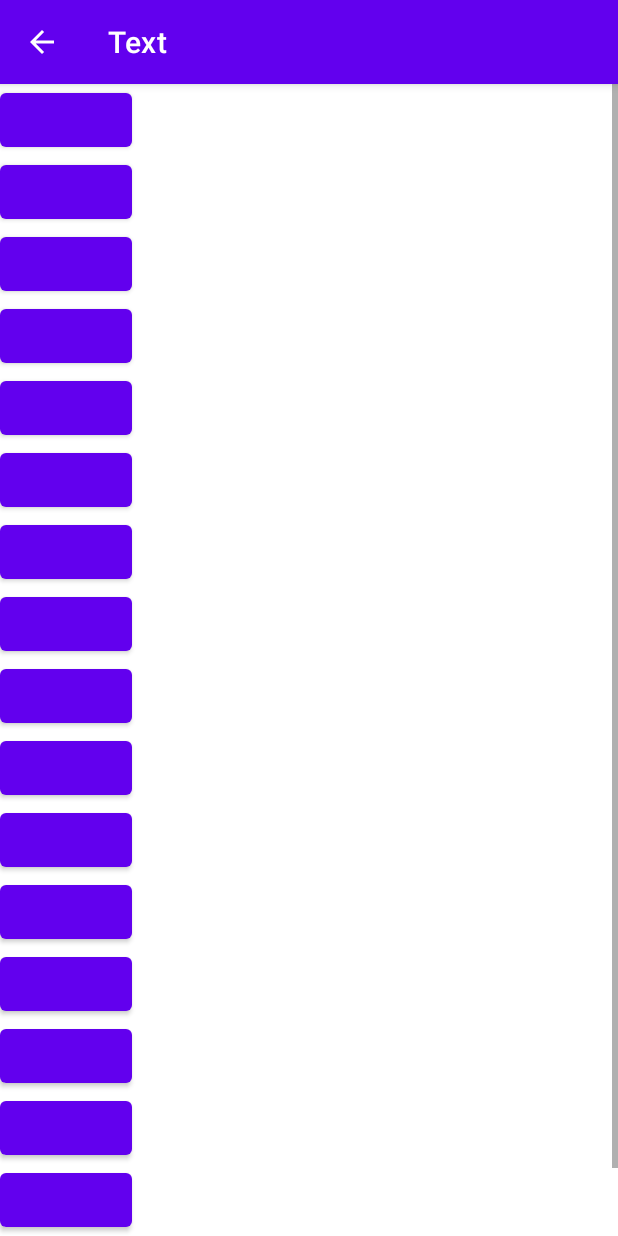
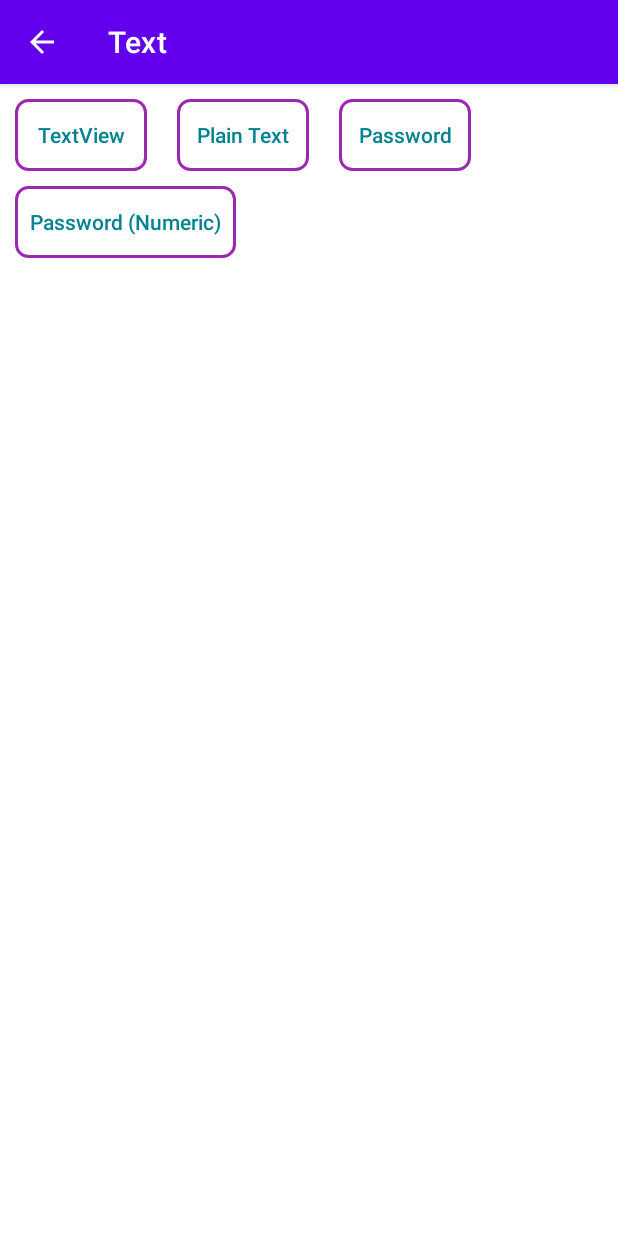
Before and after one commit to ShahedMohammadHridoy/android-common, an Android app: the screen it shows after launch (TextActivity before the commit, RootTextActivity after it), after a tap on "Text", on a phone screen of 412 x 824 dp. Run offline under Robolectric (Android 15) with nearby library versions, the phone set to English and light mode, and no system bars.

```diff
--- a/app/src/main/java/com/shahed/androidcompoments/MainActivity.java
+++ b/app/src/main/java/com/shahed/androidcompoments/MainActivity.java
@@ -2,29 +2,35 @@ package com.shahed.androidcompoments;
 
 import android.content.Intent;
 import android.os.Bundle;
-import android.view.View;
 import android.widget.Button;
 
 import androidx.appcompat.app.AppCompatActivity;
 
 public class MainActivity extends AppCompatActivity {
 
-    Button common_button, button_text;
+    Button common_button, button_text, button_button;
 
     @Override
     protected void onCreate(Bundle savedInstanceState) {
         super.onCreate(savedInstanceState);
         setContentView(R.layout.activity_main);
 
+//        Initialization
+        common_button = findViewById(R.id.button_common);
         button_text = (Button) findViewById(R.id.button_text);
-        button_text.setOnClickListener(view -> {
-            Intent intent = new Intent(MainActivity.this, TextActivity.class);
+        button_button = (Button) findViewById(R.id.button_button);
+
+
+        common_button.setOnClickListener(v -> {
+            Intent intent = new Intent(MainActivity.this, RootCommonActivity.class);
             startActivity(intent);
         });
-
-        common_button = findViewById(R.id.common_button);
-        common_button.setOnClickListener(v -> {
-            Intent intent = new Intent(MainActivity.this, CommonActivity.class);
+        button_text.setOnClickListener(view -> {
+            Intent intent = new Intent(MainActivity.this, RootTextActivity.class);
+            startActivity(intent);
+        });
+        button_button.setOnClickListener(view -> {
+            Intent intent = new Intent(MainActivity.this, RootButtonActivity.class);
             startActivity(intent);
         });
 
--- a/app/src/main/java/com/shahed/androidcompoments/TextActivity.java
+++ b/app/src/main/java/com/shahed/androidcompoments/RootTextActivity.java
@@ -4,11 +4,11 @@ import androidx.appcompat.app.AppCompatActivity;
 
 import android.os.Bundle;
 
-public class TextActivity extends AppCompatActivity {
+public class RootTextActivity extends AppCompatActivity {
 
     @Override
     protected void onCreate(Bundle savedInstanceState) {
         super.onCreate(savedInstanceState);
-        setContentView(R.layout.activity_text);
+        setContentView(R.layout.activity_root_text);
     }
 }
--- a/app/src/main/res/layout/activity_common.xml
+++ b/app/src/main/res/layout/activity_root_common.xml
@@ -4,7 +4,7 @@
     xmlns:tools="http://schemas.android.com/tools"
     android:layout_width="match_parent"
     android:layout_height="match_parent"
-    tools:context=".CommonActivity">
+    tools:context=".RootCommonActivity">
 
     <ScrollView
         android:layout_width="match_parent"
--- /dev/null
+++ b/app/src/main/res/layout/activity_root_text.xml
@@ -0,0 +1,67 @@
+<?xml version="1.0" encoding="utf-8"?>
+<ScrollView xmlns:android="http://schemas.android.com/apk/res/android"
+    xmlns:tools="http://schemas.android.com/tools"
+    android:layout_width="match_parent"
+    android:layout_height="match_parent"
+    android:padding="10dp"
+    tools:context=".RootTextActivity">
+
+    <LinearLayout
+        android:layout_width="match_parent"
+        android:layout_height="wrap_content"
+        android:gravity="center"
+        android:orientation="vertical">
+
+        <LinearLayout
+            android:layout_width="match_parent"
+            android:layout_height="wrap_content"
+            android:orientation="horizontal">
+
+            <androidx.appcompat.widget.AppCompatButton
+                android:layout_width="wrap_content"
+                android:layout_height="wrap_content"
+                android:background="@drawable/button_bg"
+                android:text="@string/textview"
+                android:textAllCaps="false"
+                android:textColor="#00838F" />
+
+            <androidx.appcompat.widget.AppCompatButton
+                android:layout_width="wrap_content"
+                android:layout_height="wrap_content"
+                android:layout_marginStart="20dp"
+                android:background="@drawable/button_bg"
+                android:text="@string/plain_text"
+                android:textAllCaps="false"
+                android:textColor="#00838F" />
+
+            <androidx.appcompat.widget.AppCompatButton
+                android:layout_width="wrap_content"
+                android:layout_height="wrap_content"
+                android:layout_marginStart="20dp"
+                android:background="@drawable/button_bg"
+                android:text="@string/password"
+                android:textAllCaps="false"
+                android:textColor="#00838F" />
+        </LinearLayout>
+
+        <LinearLayout
+            android:layout_width="match_parent"
+            android:layout_height="wrap_content"
+            android:layout_marginTop="10dp"
+            android:orientation="horizontal">
+
+
+            <androidx.appcompat.widget.AppCompatButton
+                android:layout_width="wrap_content"
+                android:layout_height="wrap_content"
+                android:background="@drawable/button_bg"
+                android:padding="10dp"
+                android:text="@string/password_numeric"
+                android:textAllCaps="false"
+                android:textColor="#00838F" />
+        </LinearLayout>
+
+
+    </LinearLayout>
+
+</ScrollView>
--- a/app/src/main/res/layout/activity_text.xml
+++ /dev/null
@@ -1,73 +0,0 @@
-<?xml version="1.0" encoding="utf-8"?>
-<ScrollView xmlns:android="http://schemas.android.com/apk/res/android"
-    xmlns:tools="http://schemas.android.com/tools"
-    android:layout_width="match_parent"
-    android:layout_height="match_parent"
-    tools:context=".TextActivity">
-
-    <LinearLayout
-        android:layout_width="match_parent"
-        android:layout_height="wrap_content"
-        android:orientation="vertical">
-
-        <Button
-            android:layout_width="wrap_content"
-            android:layout_height="wrap_content" />
-
-        <Button
-            android:layout_width="wrap_content"
-            android:layout_height="wrap_content" />
-
-        <Button
-            android:layout_width="wrap_content"
-            android:layout_height="wrap_content" />
-
-        <Button
-            android:layout_width="wrap_content"
-            android:layout_height="wrap_content" />
-
-        <Button
-            android:layout_width="wrap_content"
-            android:layout_height="wrap_content" />
-
-        <Button
-            android:layout_width="wrap_content"
-            android:layout_height="wrap_content" />
-
-        <Button
-            android:layout_width="wrap_content"
-            android:layout_height="wrap_content" />
-
-        <Button
-            android:layout_width="wrap_content"
-            android:layout_height="wrap_content" />
-        <Button
-            android:layout_width="wrap_content"
-            android:layout_height="wrap_content"/>
-        <Button
-            android:layout_width="wrap_content"
-            android:layout_height="wrap_content"/>
-        <Button
-            android:layout_width="wrap_content"
-            android:layout_height="wrap_content"/>
-        <Button
-            android:layout_width="wrap_content"
-            android:layout_height="wrap_content"/>
-        <Button
-            android:layout_width="wrap_content"
-            android:layout_height="wrap_content"/>
-        <Button
-            android:layout_width="wrap_content"
-            android:layout_height="wrap_content"/>
-        <Button
-            android:layout_width="wrap_content"
-            android:layout_height="wrap_content"/>
-        <Button
-            android:layout_width="wrap_content"
-            android:layout_height="wrap_content"/>
-        <Button
-            android:layout_width="wrap_content"
-            android:layout_height="wrap_content"/>
-    </LinearLayout>
-
-</ScrollView>
--- a/app/src/main/res/values/strings.xml
+++ b/app/src/main/res/values/strings.xml
@@ -12,7 +12,7 @@
     <string name="switch_txt">Switch</string>
     <string name="text">Text</string>
     <string name="plain_text">Plain Text</string>
-    <string name="password">password</string>
+    <string name="password">Password</string>
     <string name="buttons">Buttons</string>
     <string name="widgets">Widgets</string>
     <string name="layouts">Layouts</string>
@@ -20,4 +20,7 @@
     <string name="helpers">Helpers</string>
     <string name="google">Google</string>
     <string name="legacy">Legacy</string>
+    <string name="password_numeric">Password (Numeric)</string>
+    <string name="image_button">ImageButton</string>
+    <string name="chip_group">ChipGroup</string>
 </resources>
```
Also changed, not shown: app/src/main/AndroidManifest.xml (+17 -6 lines), app/src/main/java/com/shahed/androidcompoments/ButtonsSwitchActivity.java (added, +14 -0 lines), app/src/main/java/com/shahed/androidcompoments/RootButtonActivity.java (added, +29 -0 lines), app/src/main/java/com/shahed/androidcompoments/RootCommonActivity.java (renamed from app/src/main/java/com/shahed/androidcompoments/CommonActivity.java, +5 -5 lines), app/src/main/res/layout/activity_buttons_switch.xml (added, +9 -0 lines), app/src/main/res/layout/activity_main.xml (+23 -13 lines), app/src/main/res/layout/activity_root_button.xml (added, +135 -0 lines).
